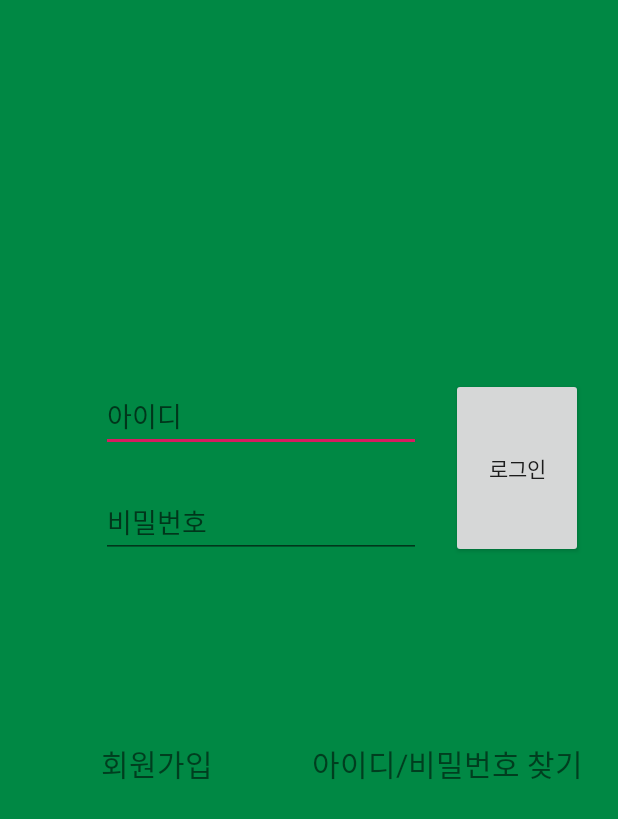
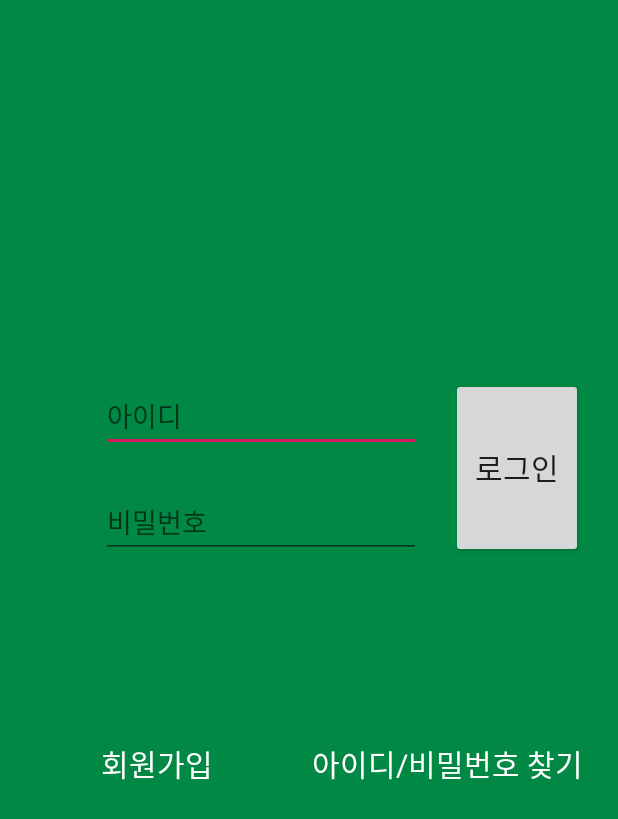
Before and after one commit to rotmdwo/ChattingApp, an Android app: the layout activity_login.xml on its own in the app's theme, with its tools: preview values and no code run, on a phone screen of 412 x 824 dp. Shown: the top 819 px of the screen. Run offline under Robolectric (Android 15) with nearby library versions, the phone set to English and light mode, and no system bars.

Commit message:
로그인 화면 추가 구현

```diff
--- a/app/src/main/java/org/techtown/chatting/MainActivity.java
+++ b/app/src/main/java/org/techtown/chatting/MainActivity.java
@@ -23,9 +23,9 @@ public class MainActivity extends AppCompatActivity {
             Log.d("",e.toString());
         }
         if(!restoreState().equals("")){ //로그인 된 아이디가 있으면
-            /*Intent intent = new Intent(getApplicationContext(),Friend_list.class);
-            intent.addFlags(Intent.FLAG_ACTIVITY_CLEAR_TOP);
-            startActivity(intent);*/
+            Intent intent = new Intent(getApplicationContext(),FriendList.class);
+            intent.addFlags(Intent.FLAG_ACTIVITY_NO_HISTORY|Intent.FLAG_ACTIVITY_SINGLE_TOP|Intent.FLAG_ACTIVITY_CLEAR_TOP);
+            startActivity(intent);
         } else{  //로그인 된 아이디가 없으면
             Intent intent = new Intent(getApplicationContext(),Login.class);
             intent.addFlags(Intent.FLAG_ACTIVITY_CLEAR_TOP);
--- a/app/src/main/java/org/techtown/chatting/SignUpActivity.java
+++ b/app/src/main/java/org/techtown/chatting/SignUpActivity.java
@@ -79,7 +79,7 @@ public class SignUpActivity extends AppCompatActivity {
                 String id = (String)message.get("userId");
                 //Toast.makeText(getApplicationContext(), "받아온 값은 " + id, Toast.LENGTH_LONG).show();
                 if(inputId.equals(id)) {
-                   //아이디가 중복됨
+                    //아이디가 중복됨
                     isIdChecked = false;
                     break;
                 }
--- a/app/src/main/res/layout/activity_login.xml
+++ b/app/src/main/res/layout/activity_login.xml
@@ -31,7 +31,8 @@
         android:layout_marginTop="324dp"
         android:ems="10"
         android:hint="비밀번호"
-        android:inputType="textPersonName" />
+        android:inputType="textPersonName"
+        android:textColor="#FFFFFFFF"/>
 
     <Button
         android:id="@+id/button"
@@ -41,7 +42,8 @@
         android:layout_alignParentEnd="true"
         android:layout_marginTop="252dp"
         android:layout_marginEnd="23dp"
-        android:text="로그인" />
+        android:text="로그인"
+        android:textSize="20dp" />
 
     <TextView
         android:id="@+id/textView"
@@ -52,7 +54,8 @@
         android:layout_marginStart="67dp"
         android:layout_marginBottom="300dp"
         android:text="회원가입"
-        android:textSize="20dp" />
+        android:textSize="20dp"
+        android:textColor="#FFFFFFFF"/>
 
     <TextView
         android:id="@+id/textView2"
@@ -63,6 +66,7 @@
         android:layout_marginEnd="23dp"
         android:layout_marginBottom="300dp"
         android:text="아이디/비밀번호 찾기"
-        android:textSize="20dp" />
+        android:textSize="20dp"
+        android:textColor="#FFFFFFFF"/>
 
 </RelativeLayout>
```
Also changed, not shown: app/src/main/AndroidManifest.xml (+6 -6 lines), app/src/main/java/org/techtown/chatting/FriendList.java (added, +14 -0 lines), app/src/main/java/org/techtown/chatting/Login.java (+84 -0 lines), app/src/main/res/layout/activity_friend_list.xml (added, +9 -0 lines).
